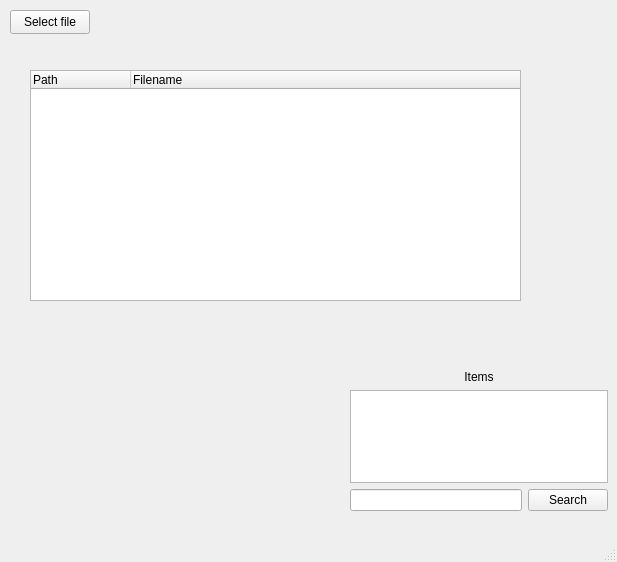
Old version of the form GUI/mainwindow.ui in the repository mikewii/libkorra.
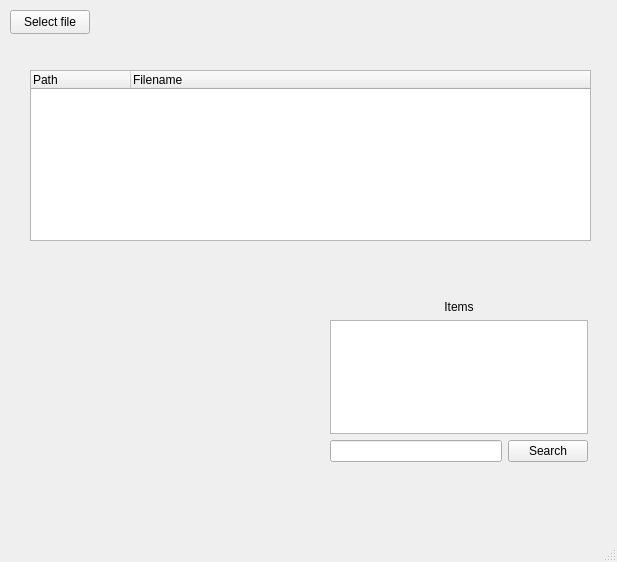
New version of the form.

Patch:
```diff
--- a/GUI/mainwindow.ui
+++ b/GUI/mainwindow.ui
@@ -17,10 +17,10 @@
    <widget class="QWidget" name="verticalLayoutWidget">
     <property name="geometry">
      <rect>
-      <x>350</x>
-      <y>370</y>
+      <x>330</x>
+      <y>300</y>
       <width>258</width>
-      <height>141</height>
+      <height>162</height>
      </rect>
     </property>
     <layout class="QVBoxLayout" name="verticalLayout">
@@ -77,8 +77,8 @@
      <rect>
       <x>30</x>
       <y>70</y>
-      <width>491</width>
-      <height>231</height>
+      <width>561</width>
+      <height>171</height>
      </rect>
     </property>
     <column>
```
Left out of the diff: 2 changed lines with no effect on the pictures.
